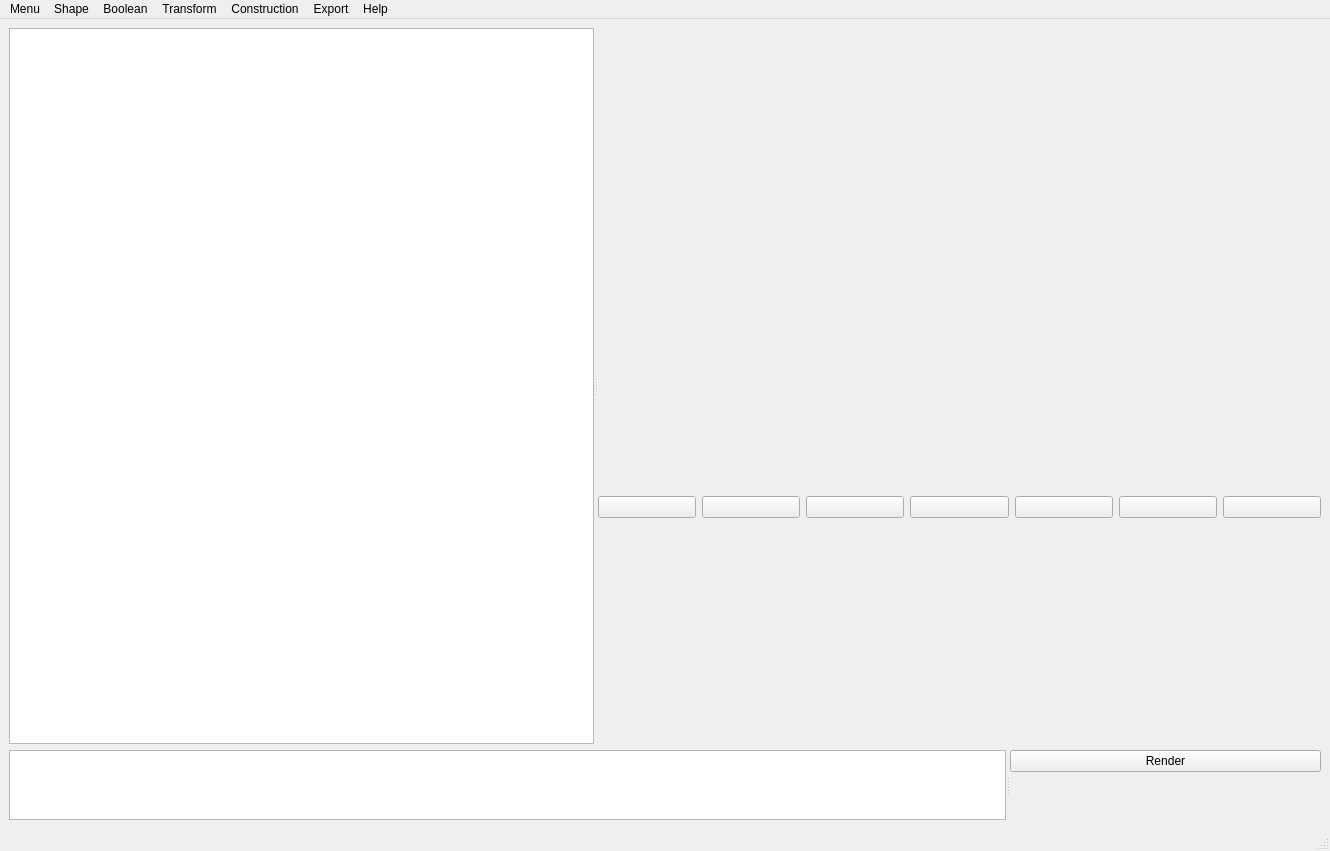
Qt form poccad.ui (Tanneguydv/poccad) before a commit.
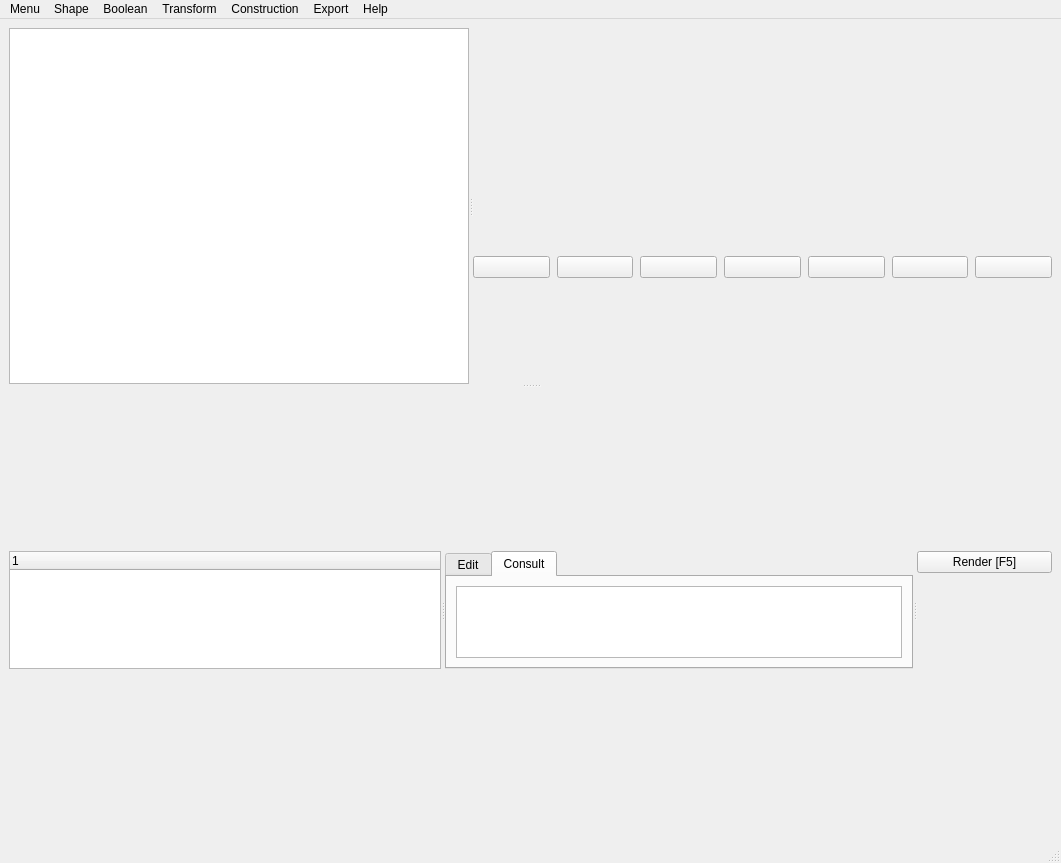
The same form after that commit. Icons and pictures are not drawn. Custom widgets are drawn as their Qt base class.

Commit message: change ui (tree files, consult) ; exceptions

```diff
--- a/poccad.ui
+++ b/poccad.ui
@@ -7,8 +7,8 @@
    <rect>
     <x>0</x>
     <y>0</y>
-    <width>1330</width>
-    <height>851</height>
+    <width>1061</width>
+    <height>863</height>
    </rect>
   </property>
   <property name="windowTitle">
@@ -20,18 +20,34 @@
   </property>
   <widget class="QWidget" name="centralwidget">
    <property name="sizePolicy">
-    <sizepolicy hsizetype="Preferred" vsizetype="Preferred">
+    <sizepolicy hsizetype="Expanding" vsizetype="Expanding">
      <horstretch>0</horstretch>
      <verstretch>0</verstretch>
     </sizepolicy>
    </property>
    <layout class="QGridLayout" name="gridLayout">
     <item row="0" column="0">
+     <widget class="QSplitter" name="splitter_3">
+      <property name="orientation">
+       <enum>Qt::Vertical</enum>
+      </property>
+      <widget class="QWidget" name="horizontalLayoutWidget_4">
+       <layout class="QHBoxLayout" name="horizontalLayout_8">
+        <item>
      <widget class="QSplitter" name="splitter_2">
       <property name="orientation">
        <enum>Qt::Horizontal</enum>
       </property>
-      <widget class="QPlainTextEdit" name="log">
+          <widget class="QWidget" name="gridLayoutWidget">
+           <layout class="QHBoxLayout" name="horizontalLayout_5">
+            <item>
+             <widget class="QPlainTextEdit" name="output">
+              <property name="sizePolicy">
+               <sizepolicy hsizetype="Preferred" vsizetype="Expanding">
+                <horstretch>0</horstretch>
+                <verstretch>1</verstretch>
+               </sizepolicy>
+              </property>
        <property name="overwriteMode">
         <bool>false</bool>
        </property>
@@ -39,9 +55,14 @@
         <set>Qt::TextSelectableByKeyboard|Qt::TextSelectableByMouse</set>
        </property>
       </widget>
-      <widget class="QWidget" name="layoutWidget">
+            </item>
+           </layout>
+          </widget>
+          <widget class="QWidget" name="">
        <layout class="QVBoxLayout" name="verticalLayout">
         <item>
+             <layout class="QGridLayout" name="gridLayout_2">
+              <item row="0" column="0">
          <widget class="QLabel" name="activeview">
           <property name="sizePolicy">
            <sizepolicy hsizetype="Fixed" vsizetype="Fixed">
@@ -60,8 +81,13 @@
           </property>
          </widget>
         </item>
+             </layout>
+            </item>
         <item>
          <layout class="QHBoxLayout" name="horizontalLayout_3">
+              <property name="spacing">
+               <number>7</number>
+              </property>
           <item>
            <widget class="QPushButton" name="isoview_button">
             <property name="text">
@@ -145,18 +171,67 @@
       </widget>
      </widget>
     </item>
-    <item row="1" column="0">
+       </layout>
+      </widget>
+      <widget class="QWidget" name="horizontalLayoutWidget_3">
+       <layout class="QHBoxLayout" name="horizontalLayout_7">
+        <item>
      <widget class="QSplitter" name="splitter">
-      <property name="sizePolicy">
-       <sizepolicy hsizetype="Preferred" vsizetype="Preferred">
-        <horstretch>1</horstretch>
-        <verstretch>1</verstretch>
-       </sizepolicy>
-      </property>
       <property name="orientation">
        <enum>Qt::Horizontal</enum>
       </property>
+          <widget class="QWidget" name="horizontalLayoutWidget">
+           <layout class="QHBoxLayout" name="horizontalLayout">
+            <item>
+             <widget class="QTreeWidget" name="treeWidget">
+              <property name="sizePolicy">
+               <sizepolicy hsizetype="Preferred" vsizetype="Expanding">
+                <horstretch>0</horstretch>
+                <verstretch>0</verstretch>
+               </sizepolicy>
+              </property>
+              <property name="dragEnabled">
+               <bool>true</bool>
+              </property>
+              <property name="dragDropMode">
+               <enum>QAbstractItemView::DragOnly</enum>
+              </property>
+              <property name="selectionMode">
+               <enum>QAbstractItemView::ExtendedSelection</enum>
+              </property>
+              <property name="indentation">
+               <number>15</number>
+              </property>
+             </widget>
+            </item>
+           </layout>
+          </widget>
+          <widget class="QWidget" name="horizontalLayoutWidget_2">
+           <layout class="QHBoxLayout" name="horizontalLayout_6">
+            <item>
+             <widget class="QTabWidget" name="tabWidget">
+              <property name="currentIndex">
+               <number>1</number>
+              </property>
+              <widget class="QWidget" name="tab_3">
+               <property name="sizePolicy">
+                <sizepolicy hsizetype="Preferred" vsizetype="Preferred">
+                 <horstretch>0</horstretch>
+                 <verstretch>0</verstretch>
+                </sizepolicy>
+               </property>
+               <attribute name="title">
+                <string>Edit</string>
+               </attribute>
+               <layout class="QHBoxLayout" name="horizontalLayout_4">
+                <item>
       <widget class="CodeEditor" name="OCCedit">
+                  <property name="sizePolicy">
+                   <sizepolicy hsizetype="Preferred" vsizetype="Expanding">
+                    <horstretch>0</horstretch>
+                    <verstretch>0</verstretch>
+                   </sizepolicy>
+                  </property>
        <property name="tabChangesFocus">
         <bool>false</bool>
        </property>
@@ -166,6 +241,48 @@
        <property name="tabStopWidth">
         <number>20</number>
        </property>
+                 </widget>
+                </item>
+               </layout>
+              </widget>
+              <widget class="QWidget" name="tab_4">
+               <property name="sizePolicy">
+                <sizepolicy hsizetype="Expanding" vsizetype="Expanding">
+                 <horstretch>0</horstretch>
+                 <verstretch>0</verstretch>
+                </sizepolicy>
+               </property>
+               <attribute name="title">
+                <string>Consult</string>
+               </attribute>
+               <layout class="QHBoxLayout" name="horizontalLayout_2">
+                <item>
+                 <widget class="CodeEditor" name="Consult">
+                  <property name="sizePolicy">
+                   <sizepolicy hsizetype="Preferred" vsizetype="Preferred">
+                    <horstretch>0</horstretch>
+                    <verstretch>0</verstretch>
+                   </sizepolicy>
+                  </property>
+                  <property name="tabChangesFocus">
+                   <bool>false</bool>
+                  </property>
+                  <property name="lineWrapMode">
+                   <enum>QPlainTextEdit::NoWrap</enum>
+                  </property>
+                  <property name="readOnly">
+                   <bool>true</bool>
+                  </property>
+                  <property name="tabStopWidth">
+                   <number>20</number>
+                  </property>
+                 </widget>
+                </item>
+               </layout>
+              </widget>
+             </widget>
+            </item>
+           </layout>
       </widget>
       <widget class="QWidget" name="verticalLayoutWidget">
        <layout class="QVBoxLayout" name="OCClayout" stretch="0">
@@ -175,8 +292,15 @@
         <item>
          <widget class="QPushButton" name="render_button">
           <property name="text">
-           <string>Render</string>
-          </property>
+               <string>Render [F5]</string>
+              </property>
+              <property name="shortcut">
+               <string>F5</string>
+              </property>
+             </widget>
+            </item>
+           </layout>
+          </widget>
          </widget>
         </item>
        </layout>
@@ -190,7 +314,7 @@
     <rect>
      <x>0</x>
      <y>0</y>
-     <width>1330</width>
+     <width>1061</width>
      <height>26</height>
     </rect>
    </property>
```
Left out of the diff: 18 changed lines with no effect on the pictures. Lines whose indentation alone changed are shown as unchanged. The commit also changes 2 other files.
